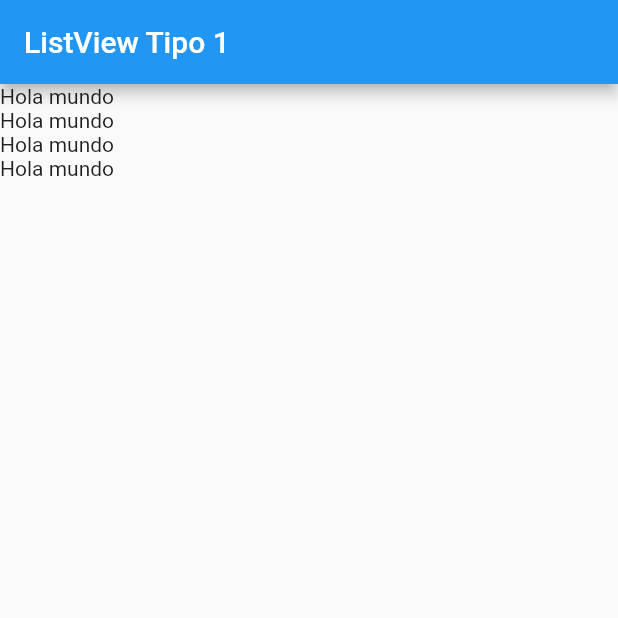
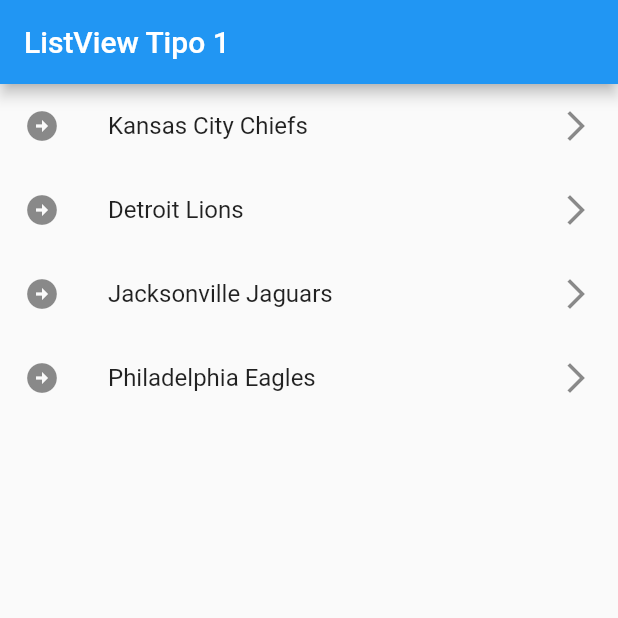
Before and after one commit to gnievap/componentes_flutter, a Flutter app: the screen it shows after launch, on a phone screen of 412 x 824 dp, the top half of it. Run offline on Flutter 3.47's test engine with Material 2 defaults, Android fonts, the phone set to English and light mode, and no system bars.

Commit message:
ListTile, versión con arreglos

```diff
--- a/lib/screens/listview1_screen.dart
+++ b/lib/screens/listview1_screen.dart
@@ -1,6 +1,7 @@
 import 'package:flutter/material.dart';
 
 class ListView1Screen extends StatelessWidget {
+  final options = const ['Kansas City Chiefs', 'Detroit Lions', 'Jacksonville Jaguars', 'Philadelphia Eagles'];
 
   const ListView1Screen({Key? key}) : super(key: key);
 
@@ -11,14 +12,17 @@ class ListView1Screen extends StatelessWidget {
         title: const Text('ListView Tipo 1'),
       ),
       body: ListView(
-        children: const [
-          Text('Hola mundo'),
-          Text('Hola mundo'),
-          Text('Hola mundo'),
-          Text('Hola mundo'),
+        children:  [
+          ...options.map((team) => ListTile(
+             leading: Icon(Icons.arrow_circle_right),
+             title: Text(team),
+             trailing: const Icon(Icons.arrow_forward_ios_outlined),
+          ),
+           ).toList(),
 
         ],
-      ),
+
+    )
     );
   }
 }
```
